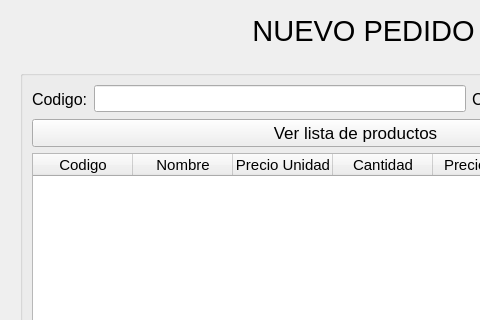
Qt form ui/pedido.ui (nashvent/libreria) before a commit; both pictures show x 0 to 480 and y 0 to 320 of the 714 by 643 pixel window.
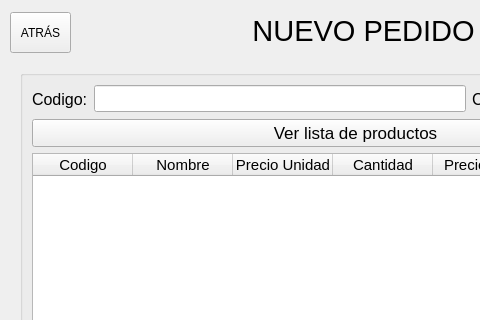
The same form after that commit. Icons and pictures are not drawn.

Patch:
```diff
--- a/ui/pedido.ui
+++ b/ui/pedido.ui
@@ -258,7 +258,7 @@
      <bool>true</bool>
     </property>
    </widget>
-   <widget class="QWidget" name="">
+   <widget class="QWidget" name="layoutWidget">
     <property name="geometry">
      <rect>
       <x>20</x>
@@ -297,6 +297,19 @@
      </item>
     </layout>
    </widget>
+   <widget class="QPushButton" name="btn_atras">
+    <property name="geometry">
+     <rect>
+      <x>10</x>
+      <y>12</y>
+      <width>61</width>
+      <height>41</height>
+     </rect>
+    </property>
+    <property name="text">
+     <string>ATRÁS</string>
+    </property>
+   </widget>
   </widget>
   <widget class="QStatusBar" name="statusbar"/>
   <action name="actionConfiguracion">
```
